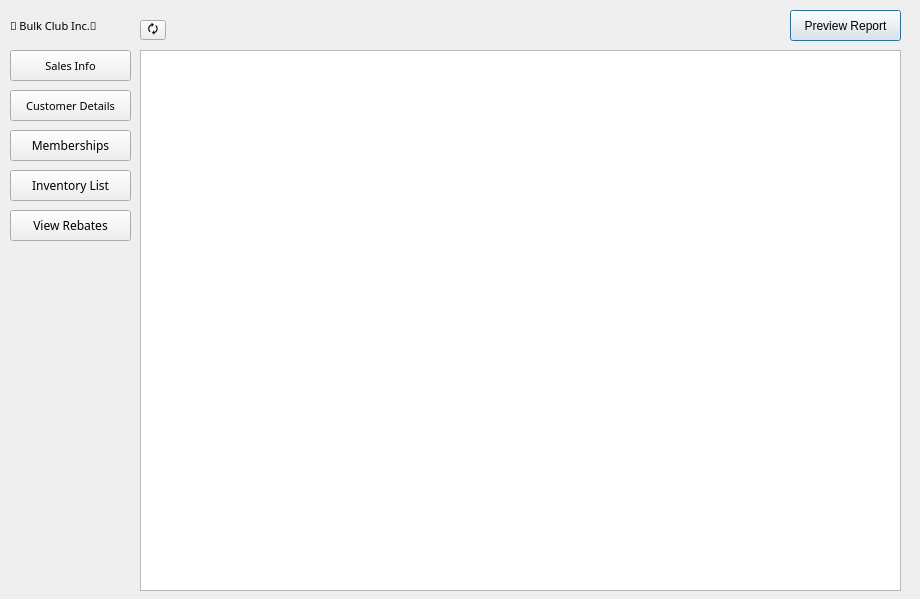
UnitedPuggs/The-Simps, file Manager.ui: the form before one commit.
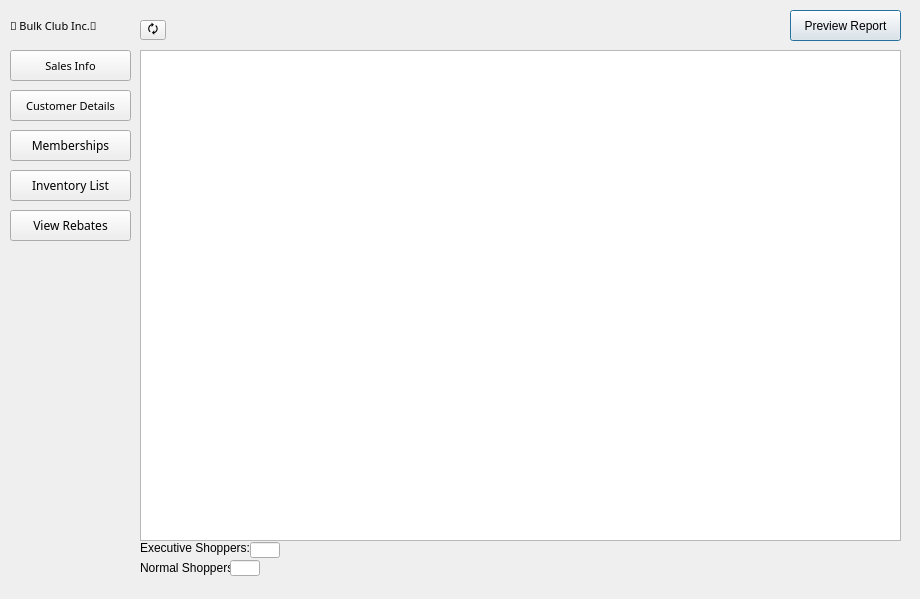
The form after the commit.

```diff
--- a/Manager.ui
+++ b/Manager.ui
@@ -76,7 +76,7 @@
        <x>0</x>
        <y>50</y>
        <width>761</width>
-       <height>541</height>
+       <height>491</height>
       </rect>
      </property>
     </widget>
@@ -93,6 +93,58 @@
       <string>🗘</string>
      </property>
     </widget>
+    <widget class="QLabel" name="executiveLabel">
+     <property name="geometry">
+      <rect>
+       <x>0</x>
+       <y>540</y>
+       <width>111</width>
+       <height>16</height>
+      </rect>
+     </property>
+     <property name="text">
+      <string>Executive Shoppers:</string>
+     </property>
+    </widget>
+    <widget class="QLabel" name="normalLabel">
+     <property name="geometry">
+      <rect>
+       <x>0</x>
+       <y>560</y>
+       <width>91</width>
+       <height>16</height>
+      </rect>
+     </property>
+     <property name="text">
+      <string>Normal Shoppers:</string>
+     </property>
+    </widget>
+    <widget class="QLineEdit" name="executiveLine">
+     <property name="geometry">
+      <rect>
+       <x>110</x>
+       <y>542</y>
+       <width>30</width>
+       <height>16</height>
+      </rect>
+     </property>
+     <property name="readOnly">
+      <bool>true</bool>
+     </property>
+    </widget>
+    <widget class="QLineEdit" name="normalLine">
+     <property name="geometry">
+      <rect>
+       <x>90</x>
+       <y>560</y>
+       <width>30</width>
+       <height>16</height>
+      </rect>
+     </property>
+     <property name="readOnly">
+      <bool>true</bool>
+     </property>
+    </widget>
    </widget>
    <widget class="QWidget" name="customerPage">
     <property name="font">
```
